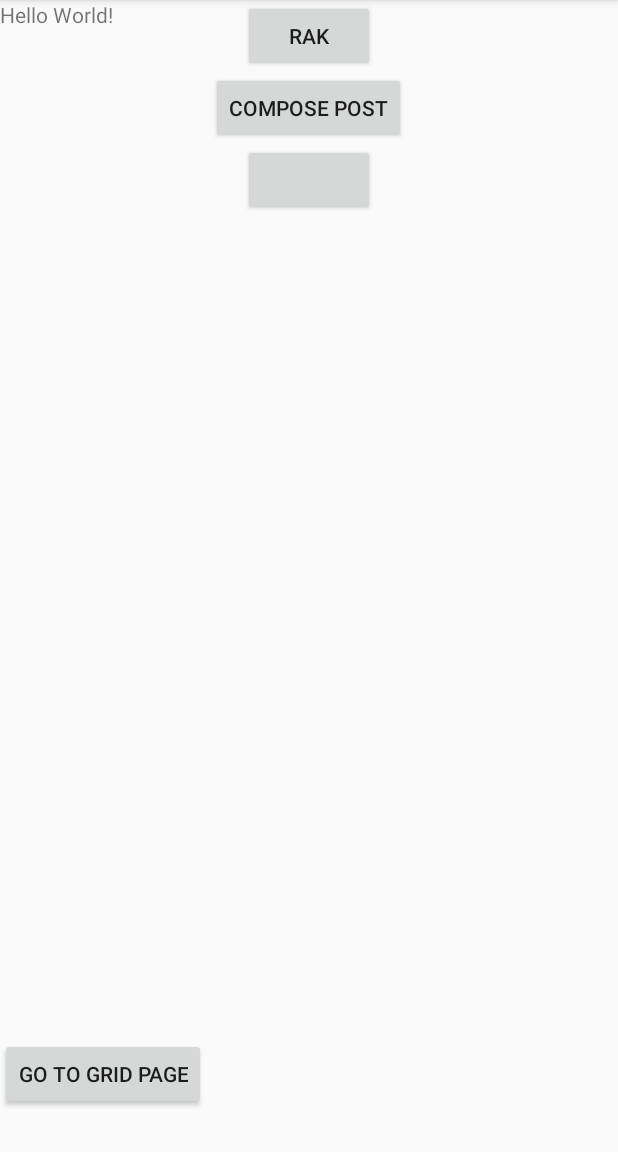
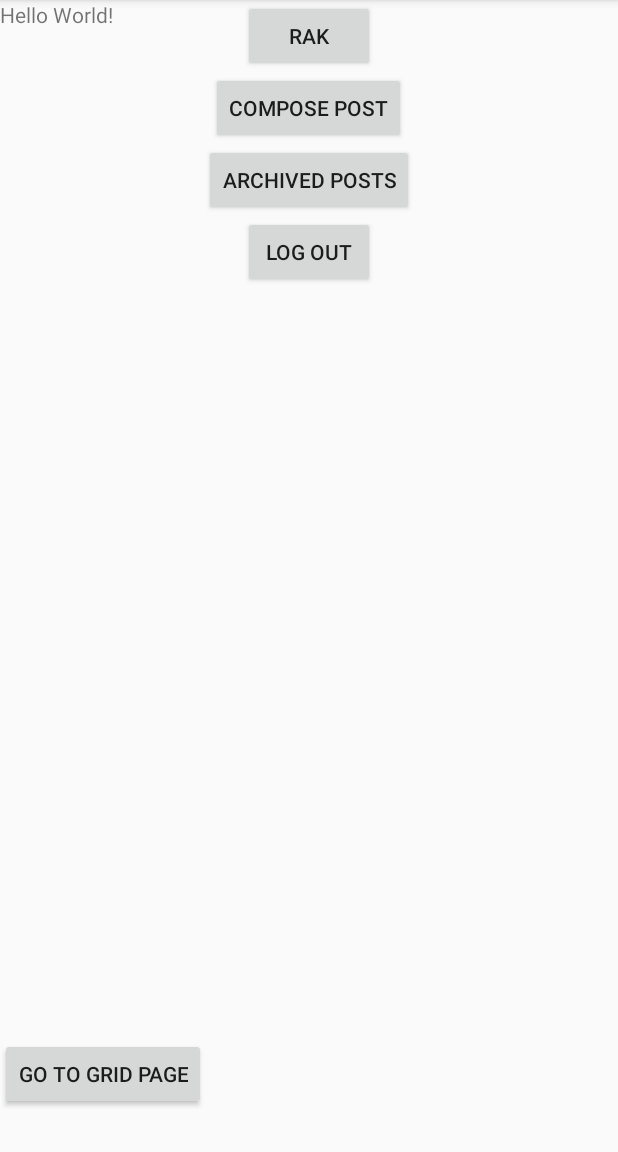
Before and after one commit to iNKredibleS/Wema, an Android app: the MainActivity screen opened directly, with no data from a screen before it, on a phone screen of 412 x 824 dp, the part 84-1236 px from its top. Run offline under Robolectric (Android 15) with nearby library versions, the phone set to English and light mode, and no system bars; our stand-ins replace ButterKnife; libraries missing offline, so code that uses them is left out: com.parse.

Commit message:
end of day thursday, logout and create post issues fixed

```diff
--- a/app/src/main/java/com/fb/inkredibles/myapplication/ArchiveActivity.java
+++ b/app/src/main/java/com/fb/inkredibles/myapplication/ArchiveActivity.java
@@ -33,7 +33,7 @@ public class ArchiveActivity extends AppCompatActivity {
     private void loadArchives(){
         //get the top posts
         final Post.Query postsQuery = new Post.Query();
-        postsQuery.getTop().withUser();
+        postsQuery.getPrivate().withUser();
 
         postsQuery.findInBackground(new FindCallback<Post>() {
             @Override
@@ -49,8 +49,7 @@ public class ArchiveActivity extends AppCompatActivity {
                     rvArchivePosts.setAdapter(archiveAdapter);
 
                     LinearLayoutManager mLayoutManager = new LinearLayoutManager(ArchiveActivity.this);
-                    mLayoutManager.setReverseLayout(true);
-                    mLayoutManager.setStackFromEnd(true);
+
                     rvArchivePosts.setLayoutManager(mLayoutManager);
                 }else{
                     e.printStackTrace();
--- a/app/src/main/java/com/fb/inkredibles/myapplication/models/Post.java
+++ b/app/src/main/java/com/fb/inkredibles/myapplication/models/Post.java
@@ -100,6 +100,12 @@ public class Post extends ParseObject {
             include("creator_user");
             return this;
         }
+        public Query getPrivate(){
+            orderByDescending("createdAt");
+            setLimit(50);
+            whereContains("creator_user", ParseUser.getCurrentUser().getObjectId());
+            return this;
+        }
     }
 
 }
--- a/app/src/main/res/layout/activity_main.xml
+++ b/app/src/main/res/layout/activity_main.xml
@@ -45,7 +45,16 @@
         android:layout_width="wrap_content"
         android:layout_height="wrap_content"
         android:layout_centerHorizontal="true"
-        android:layout_below="@id/btnCreate"/>
+        android:layout_below="@id/btnCreate"
+        android:text="Archived Posts"/>
+
+    <Button
+        android:id="@+id/logout"
+        android:layout_width="wrap_content"
+        android:layout_height="wrap_content"
+        android:text="Log Out"
+        android:layout_below="@id/btn_archive"
+        android:layout_centerHorizontal="true"/>
 
 
 </RelativeLayout>
```
Also changed, not shown: app/src/main/java/com/fb/inkredibles/myapplication/CreatePostActivity.java (+11 -12 lines), app/src/main/java/com/fb/inkredibles/myapplication/MainActivity.java (+16 -1 lines), app/src/main/java/com/fb/inkredibles/myapplication/PostsAdapter.java (+5 -2 lines), app/src/main/res/layout/item_archive.xml (+7 -1 lines).
